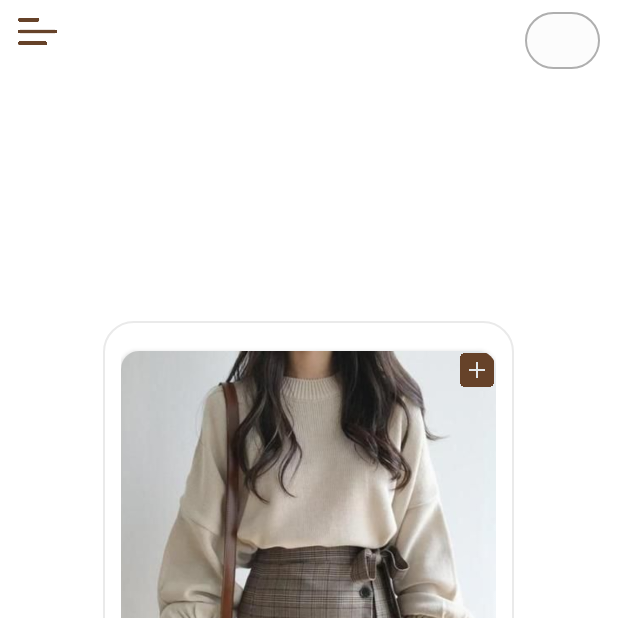
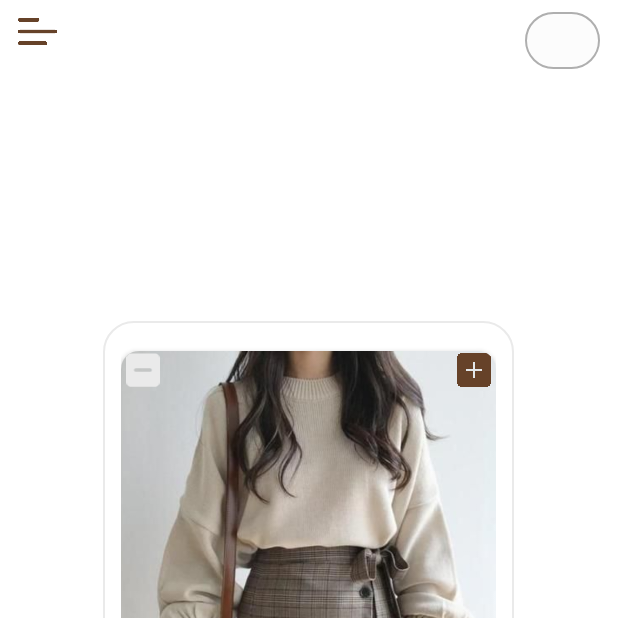
Before and after one commit to tmdgh1592/SE2022_3_3, an Android app built with Jetpack Compose: the fragment DailyPhotoDialogFragment placed in its activity, on a phone screen of 412 x 824 dp, the top half of it. Run offline under Robolectric (Android 15) with nearby library versions, the light colour scheme and no system bars; our stand-ins replace Room's generated code, data binding; libraries missing offline, so code that uses them is left out: com.github.drjacky.imagepicker, com.prolificinteractive.materialcalendarview; pictures from the network do not load; Roboto replaces fonts that are not available here; 1 statement that could not run was skipped.

Commit message:
feat: 캘린더 사진 CRUD 구현 related to: #24

```diff
--- a/Hanger/app/src/main/java/com/se/hanger/data/db/ClothDatabase.kt
+++ b/Hanger/app/src/main/java/com/se/hanger/data/db/ClothDatabase.kt
@@ -12,7 +12,7 @@ import com.se.hanger.data.model.DailyPhoto
 import com.se.hanger.data.model.Tag
 
 
-@Database(entities = [Cloth::class, Tag::class, DailyPhoto::class], version = 7)
+@Database(entities = [Cloth::class, Tag::class, DailyPhoto::class], version = 8)
 @TypeConverters(
     value = [
         PhotoListTypeConverter::class,
--- a/Hanger/app/src/main/java/com/se/hanger/data/db/DailyPhotoDao.kt
+++ b/Hanger/app/src/main/java/com/se/hanger/data/db/DailyPhotoDao.kt
@@ -1,10 +1,9 @@
 package com.se.hanger.data.db
 
-import androidx.room.Dao
-import androidx.room.Delete
-import androidx.room.Insert
-import androidx.room.Query
+import androidx.room.*
 import com.se.hanger.data.model.DailyPhoto
+import com.se.hanger.data.model.Photo
+import org.threeten.bp.LocalDate
 
 @Dao
 interface DailyPhotoDao {
@@ -14,6 +13,15 @@ interface DailyPhotoDao {
     @Delete
     suspend fun delete(dailyPhoto: DailyPhoto)
 
+    @Query("UPDATE DailyPhotoTable SET photo = :photo WHERE photoDate = :date ")
+    suspend fun updateByDate(photo: Photo, date: LocalDate)
+
+//    @Update
+//    suspend fun update(dailyPhoto: DailyPhoto)
+
     @Query("SELECT * FROM DailyPhotoTable")
-    suspend fun getDailyPhotos(): List<DailyPhoto>
+    suspend fun getDailyPhotos(): List<DailyPhoto>?
+
+    @Query("SELECT * FROM DailyPhotoTable WHERE photoDate = :date")
+    suspend fun getDailyPhotoByDate(date: LocalDate): DailyPhoto?
 }
--- a/Hanger/app/src/main/java/com/se/hanger/data/model/DailyPhoto.kt
+++ b/Hanger/app/src/main/java/com/se/hanger/data/model/DailyPhoto.kt
@@ -6,8 +6,8 @@ import org.threeten.bp.LocalDate
 
 @Entity(tableName = "DailyPhotoTable")
 data class DailyPhoto(
-    var photo: Photo,
-    var photoDate: LocalDate
+    var photo: Photo?,
+    var photoDate: LocalDate?
 ) {
     @PrimaryKey(autoGenerate = true)
     var id: Int = 0
--- a/Hanger/app/src/main/java/com/se/hanger/data/model/Photo.kt
+++ b/Hanger/app/src/main/java/com/se/hanger/data/model/Photo.kt
@@ -5,8 +5,8 @@ import androidx.room.PrimaryKey
 
 @Entity
 data class Photo(
-    var photoName: String,
-    var photoUriString: String
+    var photoName: String?,
+    var photoUriString: String?
 ) {
     @PrimaryKey(autoGenerate = true)
     var photoId: Int = 0
--- /dev/null
+++ b/Hanger/app/src/main/res/drawable/ic_minus.xml
@@ -0,0 +1,9 @@
+<vector xmlns:android="http://schemas.android.com/apk/res/android"
+    android:width="448dp"
+    android:height="512dp"
+    android:viewportWidth="448"
+    android:viewportHeight="512">
+  <path
+      android:fillColor="#FF000000"
+      android:pathData="M384,32H64C28.65,32 0,60.66 0,96v320c0,35.34 28.65,64 64,64h320c35.35,0 64,-28.66 64,-64V96C448,60.66 419.3,32 384,32zM319.1,280h-192C114.8,280 103.1,269.2 103.1,256c0,-13.2 10.8,-24 24,-24h192c13.2,0 23.1,10.8 23.1,24C343.1,269.2 333.2,280 319.1,280z"/>
+</vector>
--- a/Hanger/app/src/main/res/layout/fragment_dialog_photo.xml
+++ b/Hanger/app/src/main/res/layout/fragment_dialog_photo.xml
@@ -39,6 +39,15 @@
                     android:scaleType="centerCrop"
                     android:src="@drawable/sample_cloth" />
 
+                <ImageView
+                    android:id="@+id/delete_btn"
+                    android:layout_width="25dp"
+                    android:layout_height="25dp"
+                    android:layout_alignParentLeft="true"
+                    android:layout_alignParentTop="true"
+                    android:layout_marginLeft="2dp"
+                    android:src="@drawable/ic_minus"
+                    app:tint="@color/gray200" />
 
                 <ImageView
                     android:id="@+id/gallery_btn"
@@ -46,6 +55,7 @@
                     android:layout_height="25dp"
                     android:layout_alignParentTop="true"
                     android:layout_alignParentRight="true"
+                    android:layout_marginRight="2dp"
                     android:src="@drawable/ic_plus"
                     app:tint="@color/colorPrimary" />
 
--- a/Hanger/app/src/main/res/values/themes.xml
+++ b/Hanger/app/src/main/res/values/themes.xml
@@ -46,7 +46,7 @@
 
     <!-- 여기서 요일, 달력 안 숫자들의 폰트 설정을 수행할 수 있다 -->
     <style name="CalenderViewCustom" parent="Theme.AppCompat">
-        <item name="colorAccent">@android:color/holo_red_light</item>
+        <item name="colorAccent">@color/hazyBrown</item>
         <item name="colorPrimary">@android:color/holo_blue_light</item>
         <item name="android:textStyle">bold</item>
     </style>
@@ -54,13 +54,13 @@
     <!-- 달력 안의 숫자들에 적용되는 스타일 -->
     <style name="CalenderViewDateCustomText" parent="android:TextAppearance.DeviceDefault.Small">
         <item name="android:textColor">@android:color/black</item>
-        <item name="android:weekNumberColor">@android:color/holo_red_light</item>
+        <item name="android:weekNumberColor">@color/hazyBrown</item>
     </style>
 
     <!-- 달력 안의 요일들에 적용되는 스타일 -->
     <style name="CalenderViewWeekCustomText" parent="android:TextAppearance.DeviceDefault.Small">
         <item name="android:textColor">@color/black</item>
-        <item name="android:weekNumberColor">@android:color/holo_red_light</item>
+        <item name="android:weekNumberColor">@color/hazyBrown</item>
     </style>
 
     <!-- 연, 월을 표시하는 헤더에 적용되는 스타일 -->
```
Also changed, not shown: Hanger/app/src/main/java/com/se/hanger/view/calendar/CalendarFragment.kt (+31 -8 lines), Hanger/app/src/main/java/com/se/hanger/view/calendar/DailyPhotoDialogFragment.kt (+62 -4 lines).
